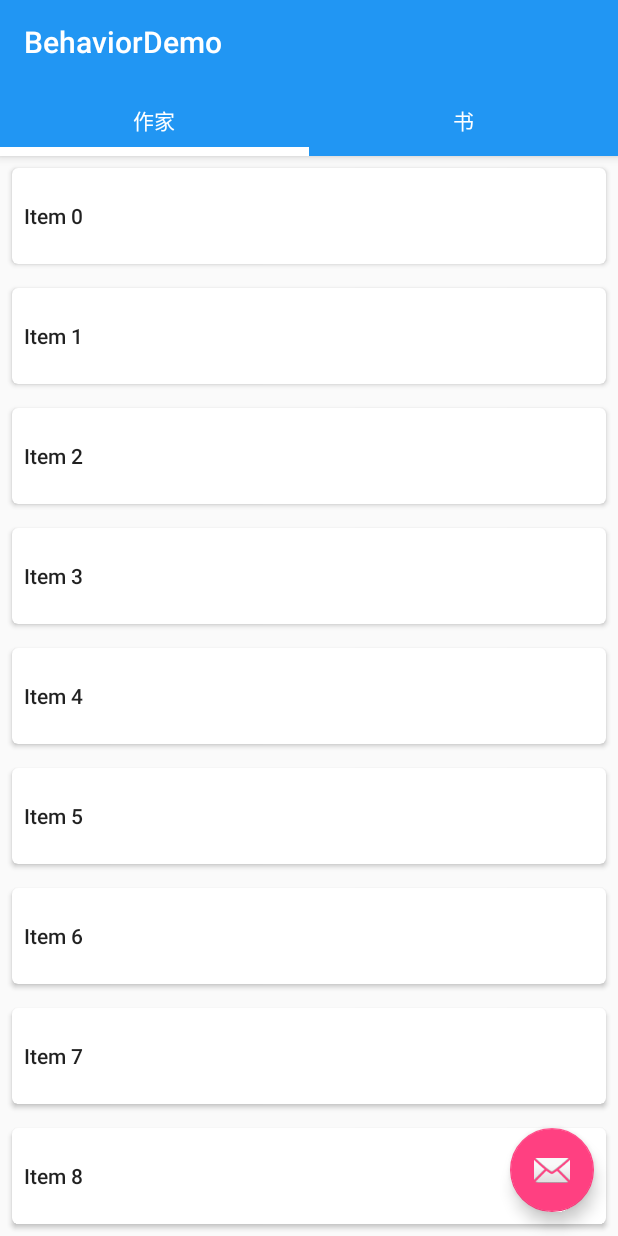
After one commit to chefish/BehaviorDemo, an Android app: the PartThreeFragment screen opened directly, with no data from a screen before it, on a phone screen of 412 x 824 dp. The commit adds this screen. Run offline under Robolectric (Android 15) with nearby library versions, the phone set to English and light mode, and no system bars.

Commit message:
add classic toolbar && tab

```diff
--- a/app/build.gradle
+++ b/app/build.gradle
@@ -24,4 +24,7 @@ dependencies {
     testCompile 'junit:junit:4.12'
     compile 'com.android.support:appcompat-v7:23.4.0'
     compile 'com.android.support:design:23.4.0'
+    compile 'com.android.support:recyclerview-v7:23.4.0'
+    compile 'com.android.support:cardview-v7:23.4.0'
+
 }
--- a/app/src/main/AndroidManifest.xml
+++ b/app/src/main/AndroidManifest.xml
@@ -25,6 +25,10 @@
             android:name=".scroll.ScrollActivity"
             android:label="scroll"
             android:theme="@style/AppThemeBlue"></activity>
+
+        <activity android:name=".toolbartab.ToolbarTabActivity"
+            android:label="toolbar_tab"
+            android:theme="@style/AppThemeBlue"></activity>
     </application>
 
 </manifest>
--- a/app/src/main/java/com/fish/behaviordemo/MainActivity.java
+++ b/app/src/main/java/com/fish/behaviordemo/MainActivity.java
@@ -13,6 +13,7 @@ import android.view.MenuItem;
 
 import com.fish.behaviordemo.fab.FabSnackActivity;
 import com.fish.behaviordemo.scroll.ScrollActivity;
+import com.fish.behaviordemo.toolbartab.ToolbarTabActivity;
 
 public class MainActivity extends AppCompatActivity {
 
@@ -51,6 +52,14 @@ public class MainActivity extends AppCompatActivity {
                 startActivity(intent);
             }
         });
+
+        findViewById(R.id.toolbar_tab).setOnClickListener(new View.OnClickListener() {
+            @Override
+            public void onClick(View v) {
+                Intent intent = new Intent(MainActivity.this, ToolbarTabActivity.class);
+                startActivity(intent);
+            }
+        });
     }
 
     @Override
--- /dev/null
+++ b/app/src/main/java/com/fish/behaviordemo/toolbartab/PartThreeFragment.java
@@ -0,0 +1,56 @@
+package com.fish.behaviordemo.toolbartab;
+
+import android.os.Bundle;
+import android.support.annotation.Nullable;
+import android.support.v4.app.Fragment;
+import android.support.v7.widget.LinearLayoutManager;
+import android.support.v7.widget.RecyclerView;
+import android.view.LayoutInflater;
+import android.view.View;
+import android.view.ViewGroup;
+
+import com.fish.behaviordemo.R;
+
+import java.util.ArrayList;
+import java.util.List;
+
+
+public class PartThreeFragment extends Fragment {
+
+    public final static String ITEMS_COUNT_KEY = "PartThreeFragment$ItemsCount";
+
+    public static PartThreeFragment createInstance(int itemsCount) {
+        PartThreeFragment partThreeFragment = new PartThreeFragment();
+        Bundle bundle = new Bundle();
+        bundle.putInt(ITEMS_COUNT_KEY, itemsCount);
+        partThreeFragment.setArguments(bundle);
+        return partThreeFragment;
+    }
+
+    @Nullable
+    @Override
+    public View onCreateView(LayoutInflater inflater, ViewGroup container, Bundle savedInstanceState) {
+        RecyclerView recyclerView = (RecyclerView) inflater.inflate(
+                R.layout.fragment_part_three, container, false);
+        setupRecyclerView(recyclerView);
+        return recyclerView;
+    }
+
+    private void setupRecyclerView(RecyclerView recyclerView) {
+        recyclerView.setLayoutManager(new LinearLayoutManager(getActivity()));
+        RecyclerAdapter recyclerAdapter = new RecyclerAdapter(createItemList());
+        recyclerView.setAdapter(recyclerAdapter);
+    }
+
+    private List<String> createItemList() {
+        List<String> itemList = new ArrayList<>();
+        Bundle bundle = getArguments();
+        if(bundle!=null) {
+            int itemsCount = bundle.getInt(ITEMS_COUNT_KEY);
+            for (int i = 0; i < itemsCount; i++) {
+                itemList.add("Item " + i);
+            }
+        }
+        return itemList;
+    }
+}
--- /dev/null
+++ b/app/src/main/java/com/fish/behaviordemo/toolbartab/RecyclerAdapter.java
@@ -0,0 +1,38 @@
+package com.fish.behaviordemo.toolbartab;
+
+import android.content.Context;
+import android.support.v7.widget.RecyclerView;
+import android.view.LayoutInflater;
+import android.view.View;
+import android.view.ViewGroup;
+import com.fish.behaviordemo.R;
+import java.util.List;
+
+public class RecyclerAdapter extends RecyclerView.Adapter<RecyclerView.ViewHolder> {
+
+    private List<String> mItemList;
+
+    public RecyclerAdapter(List<String> itemList) {
+        mItemList = itemList;
+    }
+
+    @Override
+    public RecyclerView.ViewHolder onCreateViewHolder(ViewGroup parent, int viewType) {
+        Context context = parent.getContext();
+        View view = LayoutInflater.from(context).inflate(R.layout.recycler_item, parent, false);
+        return RecyclerItemViewHolder.newInstance(view);
+    }
+
+    @Override
+    public void onBindViewHolder(RecyclerView.ViewHolder viewHolder, int position) {
+        RecyclerItemViewHolder holder = (RecyclerItemViewHolder) viewHolder;
+        String itemText = mItemList.get(position);
+        holder.setItemText(itemText);
+    }
+
+    @Override
+    public int getItemCount() {
+        return mItemList == null ? 0 : mItemList.size();
+    }
+
+}
--- /dev/null
+++ b/app/src/main/java/com/fish/behaviordemo/toolbartab/RecyclerItemViewHolder.java
@@ -0,0 +1,28 @@
+package com.fish.behaviordemo.toolbartab;
+
+import android.support.v7.widget.RecyclerView;
+import android.view.View;
+import android.widget.TextView;
+
+import com.fish.behaviordemo.R;
+
+
+public class RecyclerItemViewHolder extends RecyclerView.ViewHolder {
+
+    private final TextView mItemTextView;
+
+    public RecyclerItemViewHolder(final View parent, TextView itemTextView) {
+        super(parent);
+        mItemTextView = itemTextView;
+    }
+
+    public static RecyclerItemViewHolder newInstance(View parent) {
+        TextView itemTextView = (TextView) parent.findViewById(R.id.itemTextView);
+        return new RecyclerItemViewHolder(parent, itemTextView);
+    }
+
+    public void setItemText(CharSequence text) {
+        mItemTextView.setText(text);
+    }
+
+}
--- /dev/null
+++ b/app/src/main/java/com/fish/behaviordemo/toolbartab/ToolbarTabActivity.java
@@ -0,0 +1,74 @@
+package com.fish.behaviordemo.toolbartab;
+
+import android.os.Bundle;
+import android.support.design.widget.TabLayout;
+import android.support.v4.app.Fragment;
+import android.support.v4.app.FragmentManager;
+import android.support.v4.app.FragmentPagerAdapter;
+import android.support.v4.view.ViewPager;
+import android.support.v7.app.AppCompatActivity;
+import android.support.v7.widget.Toolbar;
+
+import com.fish.behaviordemo.R;
+
+import java.util.ArrayList;
+import java.util.List;
+
+public class ToolbarTabActivity extends AppCompatActivity {
+
+
+    @Override
+    protected void onCreate(Bundle savedInstanceState) {
+        super.onCreate(savedInstanceState);
+        setContentView(R.layout.activity_part_three);
+
+        initToolbar();
+        initViewPagerAndTabs();
+    }
+
+    private void initToolbar() {
+        Toolbar mToolbar = (Toolbar) findViewById(R.id.toolbar);
+        setSupportActionBar(mToolbar);
+        setTitle(getString(R.string.app_name));
+        mToolbar.setTitleTextColor(getResources().getColor(android.R.color.white));
+    }
+
+    private void initViewPagerAndTabs() {
+        ViewPager viewPager = (ViewPager) findViewById(R.id.viewPager);
+        PagerAdapter pagerAdapter = new PagerAdapter(getSupportFragmentManager());
+        pagerAdapter.addFragment(PartThreeFragment.createInstance(20), "作家");
+        pagerAdapter.addFragment(PartThreeFragment.createInstance(4), "书");
+        viewPager.setAdapter(pagerAdapter);
+        TabLayout tabLayout = (TabLayout) findViewById(R.id.tabLayout);
+        tabLayout.setupWithViewPager(viewPager);
+    }
+
+    static class PagerAdapter extends FragmentPagerAdapter {
+
+        private final List<Fragment> fragmentList = new ArrayList<>();
+        private final List<String> fragmentTitleList = new ArrayList<>();
+
+        public PagerAdapter(FragmentManager fragmentManager) {
+            super(fragmentManager);
+        }
+
+        public void addFragment(Fragment fragment, String title) {
+            fragmentList.add(fragment);
+            fragmentTitleList.add(title);
+        }
+
+        @Override
+        public Fragment getItem(int position) {
+            return fragmentList.get(position);
+        }
+
+        @Override
+        public int getCount() {
+            return fragmentList.size();
+        }
+        @Override
+        public CharSequence getPageTitle(int position) {
+            return fragmentTitleList.get(position);
+        }
+    }
+}
--- /dev/null
+++ b/app/src/main/res/layout/activity_part_three.xml
@@ -0,0 +1,44 @@
+<?xml version="1.0" encoding="utf-8"?>
+<android.support.design.widget.CoordinatorLayout xmlns:android="http://schemas.android.com/apk/res/android"
+    xmlns:app="http://schemas.android.com/apk/res-auto"
+    android:id="@+id/coordinatorLayout"
+    android:layout_width="match_parent"
+    android:layout_height="match_parent">
+
+    <android.support.design.widget.AppBarLayout
+        android:id="@+id/appBarLayout"
+        android:layout_width="match_parent"
+        android:layout_height="wrap_content">
+
+        <android.support.v7.widget.Toolbar
+            android:id="@+id/toolbar"
+            android:layout_width="match_parent"
+            android:layout_height="?attr/actionBarSize"
+            android:background="?attr/colorPrimary"
+            app:layout_scrollFlags="scroll|enterAlways" />
+
+        <android.support.design.widget.TabLayout
+            android:id="@+id/tabLayout"
+            android:layout_width="match_parent"
+            android:layout_height="wrap_content"
+            app:tabIndicatorColor="@android:color/white"
+            app:tabIndicatorHeight="6dp"
+            app:tabSelectedTextColor="@android:color/white"
+            app:tabTextColor="@android:color/white" />
+    </android.support.design.widget.AppBarLayout>
+
+    <android.support.v4.view.ViewPager
+        android:id="@+id/viewPager"
+        android:layout_width="match_parent"
+        android:layout_height="match_parent"
+        app:layout_behavior="@string/appbar_scrolling_view_behavior" />
+
+    <android.support.design.widget.FloatingActionButton
+        android:id="@+id/fab"
+        android:layout_width="wrap_content"
+        android:layout_height="wrap_content"
+        android:layout_gravity="bottom|end"
+        android:layout_margin="@dimen/fab_margin"
+        android:src="@android:drawable/ic_dialog_email" />
+
+</android.support.design.widget.CoordinatorLayout>
--- a/app/src/main/res/layout/content_main.xml
+++ b/app/src/main/res/layout/content_main.xml
@@ -21,4 +21,9 @@
         android:layout_width="wrap_content"
         android:layout_height="wrap_content"
         android:text="scroll" />
+    <Button
+        android:id="@+id/toolbar_tab"
+        android:layout_width="wrap_content"
+        android:layout_height="wrap_content"
+        android:text="toolbar_tab" />
 </LinearLayout>
--- /dev/null
+++ b/app/src/main/res/layout/fragment_part_three.xml
@@ -0,0 +1,5 @@
+<?xml version="1.0" encoding="utf-8"?>
+<android.support.v7.widget.RecyclerView xmlns:android="http://schemas.android.com/apk/res/android"
+                                            android:id="@+id/recyclerView"
+                                            android:layout_width="match_parent"
+                                            android:layout_height="match_parent"/>
--- /dev/null
+++ b/app/src/main/res/layout/recycler_item.xml
@@ -0,0 +1,17 @@
+<?xml version="1.0" encoding="utf-8"?>
+<android.support.v7.widget.CardView xmlns:android="http://schemas.android.com/apk/res/android"
+    xmlns:card_view="http://schemas.android.com/apk/res-auto"
+    android:layout_width="match_parent"
+    android:layout_height="wrap_content"
+    android:layout_gravity="center"
+    android:layout_margin="8dp"
+    card_view:cardCornerRadius="4dp"
+>
+    <TextView
+        android:id="@+id/itemTextView"
+        android:layout_width="match_parent"
+        android:layout_height="?attr/listPreferredItemHeight"
+        android:gravity="center_vertical"
+        android:padding="8dp"
+        style="@style/Base.TextAppearance.AppCompat.Body2"/>
+</android.support.v7.widget.CardView>
```
